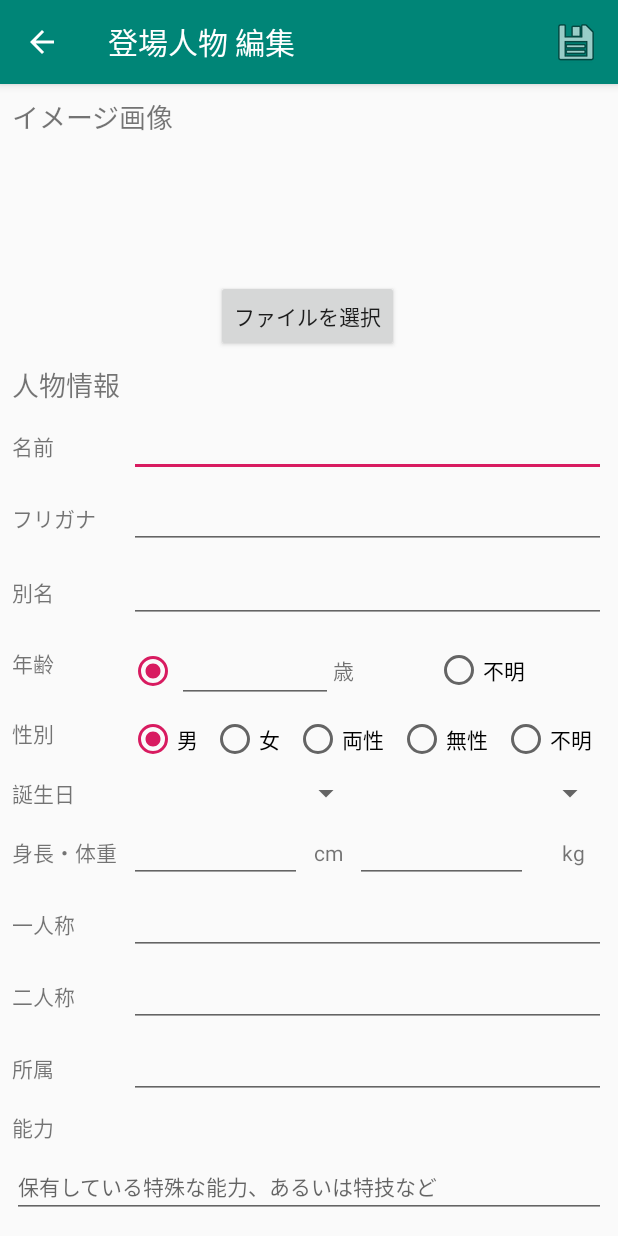
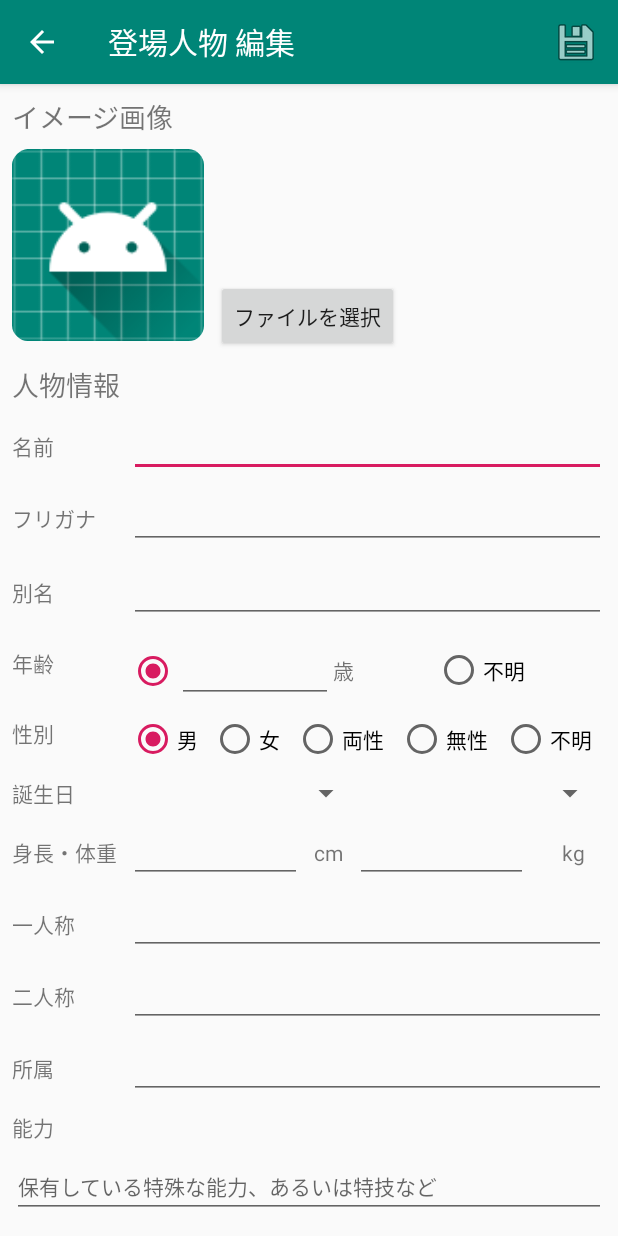
Before and after one commit to miyaju-sen/sk_project_android, an Android app: the CharacterEditActivity screen opened directly, with no data from a screen before it, after a tap on "保存", on a phone screen of 412 x 824 dp. Run offline under Robolectric (Android 15) with nearby library versions, the phone set to English and light mode, and no system bars; 27 statements that could not run were skipped; 3 other taps on this screen came first.

Commit message:
編集時に画像が更新できない問題を改善

```diff
--- a/PlotEditor/app/src/main/java/local/hal/st32/android/ploteditor/CharacterEditActivity.java
+++ b/PlotEditor/app/src/main/java/local/hal/st32/android/ploteditor/CharacterEditActivity.java
@@ -71,7 +71,7 @@ public class CharacterEditActivity extends AppCompatActivity implements RadioGro
     /**
      * 画像パス
      */
-    private String _imagePath;
+    private String _imagePath = "";
     /**
      * ファイル選択のボタン
      */
@@ -181,6 +181,7 @@ public class CharacterEditActivity extends AppCompatActivity implements RadioGro
         //情報画面から遷移してきた場合：編集
         else {
             setTitle("登場人物 編集");
+            Log.e("＊＊＊＊＊＊＊＊", "地点onResume()");
 
             //編集する登場人物の情報を取得
             setCharacterInfo();
@@ -368,6 +369,7 @@ public class CharacterEditActivity extends AppCompatActivity implements RadioGro
                 CharacterEditActivity.this.finish();
             }
         });
+        Log.e("************アクセス前", "画像ファイル" + _imagePath);
         access.execute(
                 no, //主キー
                 _plot, //作品No
@@ -423,11 +425,11 @@ public class CharacterEditActivity extends AppCompatActivity implements RadioGro
                 uri = resultData.getData();
                 //画像ファイル名を取得（これをサーバへ送信）
                 _imagePath = GetFileName.getFileNameFromUri(this, uri);
-                Log.e("＊＊＊＊＊＊＊＊", "地点A" + _imagePath);
 
                 try {
                     Bitmap bmp = getBitmapFromUri(uri);
                     _ivCharacterImage.setImageBitmap(bmp);
+                    Log.e("＊＊＊＊＊＊＊＊", "地点A" + _imagePath);
                 }
                 catch (IOException e) {
                     e.printStackTrace();
@@ -487,13 +489,15 @@ public class CharacterEditActivity extends AppCompatActivity implements RadioGro
         _character = (HashMap<String, String>) _intent.getSerializableExtra("CHARACTER");
 
         //画像
-        _imagePath = _character.get("image_path");
-        if(!"".equals(_imagePath)) {
+        if(!"".equals( _character.get("image_path") ) && "".equals(_imagePath)) {
+            _imagePath = _character.get("image_path");
             File storage = Environment.getExternalStorageDirectory();
             File file = new File(storage.getAbsolutePath() + "/" + Environment.DIRECTORY_DCIM + "/Camera", _imagePath);
             Bitmap bm = BitmapFactory.decodeFile(file.getPath());
             _ivCharacterImage.setImageBitmap(bm);
         }
+
+        Log.e("********外", "画像ファイル名" + _imagePath);
 
         _etName.setText( _character.get("name") );
         _etPhonetic.setText( _character.get("phonetic") );
--- a/PlotEditor/app/src/main/java/local/hal/st32/android/ploteditor/CharacterIsChanged.java
+++ b/PlotEditor/app/src/main/java/local/hal/st32/android/ploteditor/CharacterIsChanged.java
@@ -9,6 +9,7 @@ import java.util.HashMap;
  *
  * CharacterEditActivity専用
  * 戻るボタン押下時に、変更された項目があればtrue、なければfalseを返すクラス
+ * TODO:新規登録時はできない
  *
  * @author ohs60224
  */
```
